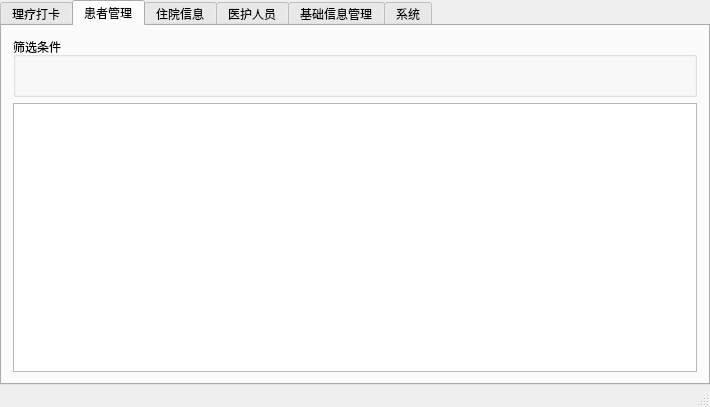
First picture: the form in PhysioMgr/MainWindow.ui, repository yuylong/PhysioMgr, before the edit.
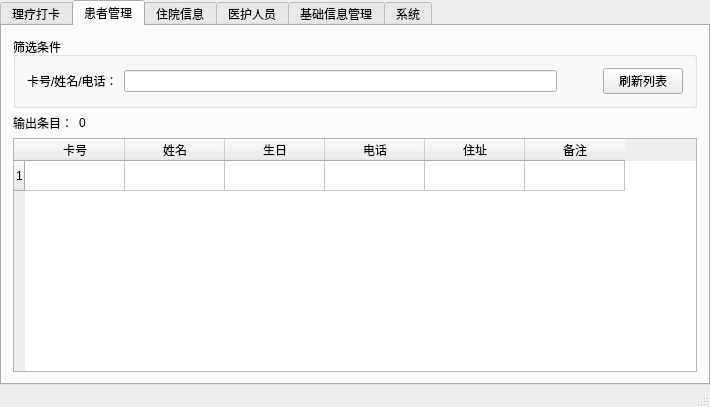
Second picture: the form after the edit. The open tabs and pages were chosen to show the change.

The edit to the form file:
```diff
--- a/PhysioMgr/MainWindow.ui
+++ b/PhysioMgr/MainWindow.ui
@@ -168,7 +168,7 @@
        <attribute name="title">
         <string>患者管理</string>
        </attribute>
-       <layout class="QVBoxLayout" name="verticalLayout_4">
+       <layout class="QVBoxLayout" name="verticalLayout_4" stretch="0,0,1">
         <item>
          <widget class="QGroupBox" name="groupBox_5">
           <property name="minimumSize">
@@ -180,10 +180,95 @@
           <property name="title">
            <string>筛选条件</string>
           </property>
+          <layout class="QHBoxLayout" name="horizontalLayout_7" stretch="0,1,0,0">
+           <item>
+            <widget class="QLabel" name="label_4">
+             <property name="text">
+              <string>卡号/姓名/电话：</string>
+             </property>
+            </widget>
+           </item>
+           <item>
+            <widget class="QLineEdit" name="lineEdit"/>
+           </item>
+           <item>
+            <spacer name="horizontalSpacer_2">
+             <property name="orientation">
+              <enum>Qt::Horizontal</enum>
+             </property>
+             <property name="sizeHint" stdset="0">
+              <size>
+               <width>40</width>
+               <height>20</height>
+              </size>
+             </property>
+            </spacer>
+           </item>
+           <item>
+            <widget class="QPushButton" name="pushButton">
+             <property name="text">
+              <string>刷新列表</string>
+             </property>
+            </widget>
+           </item>
+          </layout>
          </widget>
         </item>
         <item>
-         <widget class="QTableWidget" name="tblPatients"/>
+         <layout class="QHBoxLayout" name="horizontalLayout_9" stretch="0,1">
+          <item>
+           <widget class="QLabel" name="label_6">
+            <property name="text">
+             <string>输出条目：</string>
+            </property>
+           </widget>
+          </item>
+          <item>
+           <widget class="QLabel" name="label_5">
+            <property name="text">
+             <string>0</string>
+            </property>
+           </widget>
+          </item>
+         </layout>
+        </item>
+        <item>
+         <widget class="QTableWidget" name="tblPatients">
+          <property name="rowCount">
+           <number>1</number>
+          </property>
+          <row/>
+          <column>
+           <property name="text">
+            <string>卡号</string>
+           </property>
+          </column>
+          <column>
+           <property name="text">
+            <string>姓名</string>
+           </property>
+          </column>
+          <column>
+           <property name="text">
+            <string>生日</string>
+           </property>
+          </column>
+          <column>
+           <property name="text">
+            <string>电话</string>
+           </property>
+          </column>
+          <column>
+           <property name="text">
+            <string>住址</string>
+           </property>
+          </column>
+          <column>
+           <property name="text">
+            <string>备注</string>
+           </property>
+          </column>
+         </widget>
         </item>
        </layout>
       </widget>
```
Left out of the diff: 2 changed lines with no effect on the pictures.
